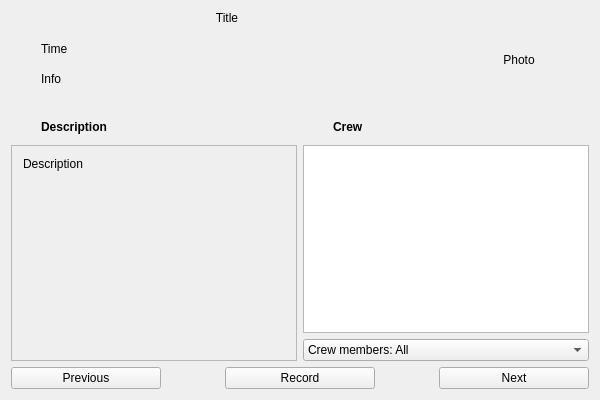
ntadej/tano, file src/ui/epg/EpgShow.ui: the form before one commit.
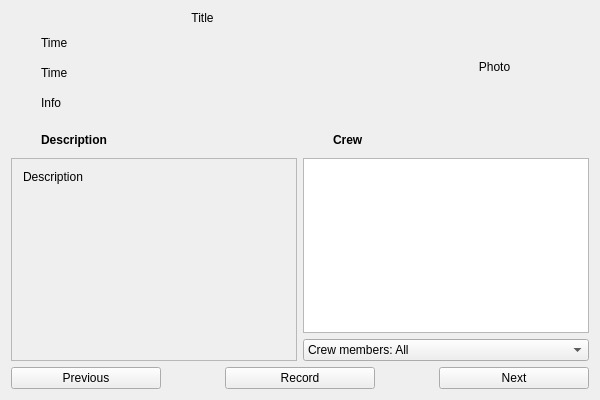
The form after the commit. Icons and pictures are not drawn.

```diff
--- a/src/ui/epg/EpgShow.ui
+++ b/src/ui/epg/EpgShow.ui
@@ -14,8 +14,8 @@
    <iconset resource="../../../data/icons.qrc">
     <normaloff>:/icons/48x48/calendar.png</normaloff>:/icons/48x48/calendar.png</iconset>
   </property>
-  <layout class="QGridLayout" name="layout">
-   <item row="0" column="0" colspan="3">
+  <layout class="QGridLayout" name="gridLayout">
+   <item row="0" column="0" rowspan="2" colspan="2">
     <widget class="QLabel" name="labelTitle">
      <property name="text">
       <string notr="true">Title</string>
@@ -28,7 +28,7 @@
      </property>
     </widget>
    </item>
-   <item row="0" column="3" rowspan="7">
+   <item row="0" column="2" rowspan="7">
     <widget class="QLabel" name="labelPhoto">
      <property name="maximumSize">
       <size>
@@ -44,7 +44,7 @@
      </property>
     </widget>
    </item>
-   <item row="2" column="0" colspan="3">
+   <item row="3" column="0" colspan="2">
     <layout class="QHBoxLayout" name="horizontalLayout">
      <item>
       <widget class="QLabel" name="labelTimeIcon">
@@ -77,7 +77,7 @@
      </item>
     </layout>
    </item>
-   <item row="3" column="0" colspan="3">
+   <item row="4" column="0" colspan="2">
     <layout class="QHBoxLayout" name="horizontalLayout_2">
      <item>
       <widget class="QLabel" name="labelInfoIcon">
@@ -113,7 +113,7 @@
      </item>
     </layout>
    </item>
-   <item row="5" column="0" rowspan="2" colspan="2">
+   <item row="6" column="0" colspan="2">
     <spacer name="verticalSpacer">
      <property name="orientation">
       <enum>Qt::Vertical</enum>
@@ -121,15 +121,9 @@
      <property name="sizeType">
       <enum>QSizePolicy::Minimum</enum>
      </property>
-     <property name="sizeHint" stdset="0">
-      <size>
-       <width>0</width>
-       <height>0</height>
-      </size>
-     </property>
     </spacer>
    </item>
-   <item row="7" column="0" colspan="4">
+   <item row="7" column="0" colspan="3">
     <layout class="QHBoxLayout" name="main">
      <item>
       <layout class="QGridLayout" name="layoutDescription">
@@ -163,7 +157,7 @@
             <x>0</x>
             <y>0</y>
             <width>281</width>
-            <height>200</height>
+            <height>180</height>
            </rect>
           </property>
           <layout class="QVBoxLayout" name="verticalLayout_2">
@@ -313,7 +307,7 @@
      </item>
     </layout>
    </item>
-   <item row="11" column="0" colspan="4">
+   <item row="8" column="0" colspan="3">
     <layout class="QHBoxLayout" name="horizontalLayout_3">
      <item>
       <widget class="QPushButton" name="buttonPrevious">
@@ -412,6 +406,52 @@
      </item>
     </layout>
    </item>
+   <item row="2" column="0" colspan="2">
+    <layout class="QHBoxLayout" name="horizontalLayout_4">
+     <item>
+      <widget class="QLabel" name="labelChannelIcon">
+       <property name="minimumSize">
+        <size>
+         <width>24</width>
+         <height>24</height>
+        </size>
+       </property>
+       <property name="maximumSize">
+        <size>
+         <width>24</width>
+         <height>24</height>
+        </size>
+       </property>
+       <property name="text">
+        <string/>
+       </property>
+       <property name="pixmap">
+        <pixmap resource="../../../data/icons.qrc">:/icons/24x24/video.png</pixmap>
+       </property>
+      </widget>
+     </item>
+     <item>
+      <widget class="QLabel" name="labelChannel">
+       <property name="text">
+        <string notr="true">Time</string>
+       </property>
+      </widget>
+     </item>
+    </layout>
+   </item>
+   <item row="5" column="0">
+    <spacer name="verticalSpacer_2">
+     <property name="orientation">
+      <enum>Qt::Vertical</enum>
+     </property>
+     <property name="sizeHint" stdset="0">
+      <size>
+       <width>0</width>
+       <height>0</height>
+      </size>
+     </property>
+    </spacer>
+   </item>
   </layout>
  </widget>
  <layoutdefault spacing="6" margin="11"/>
```
